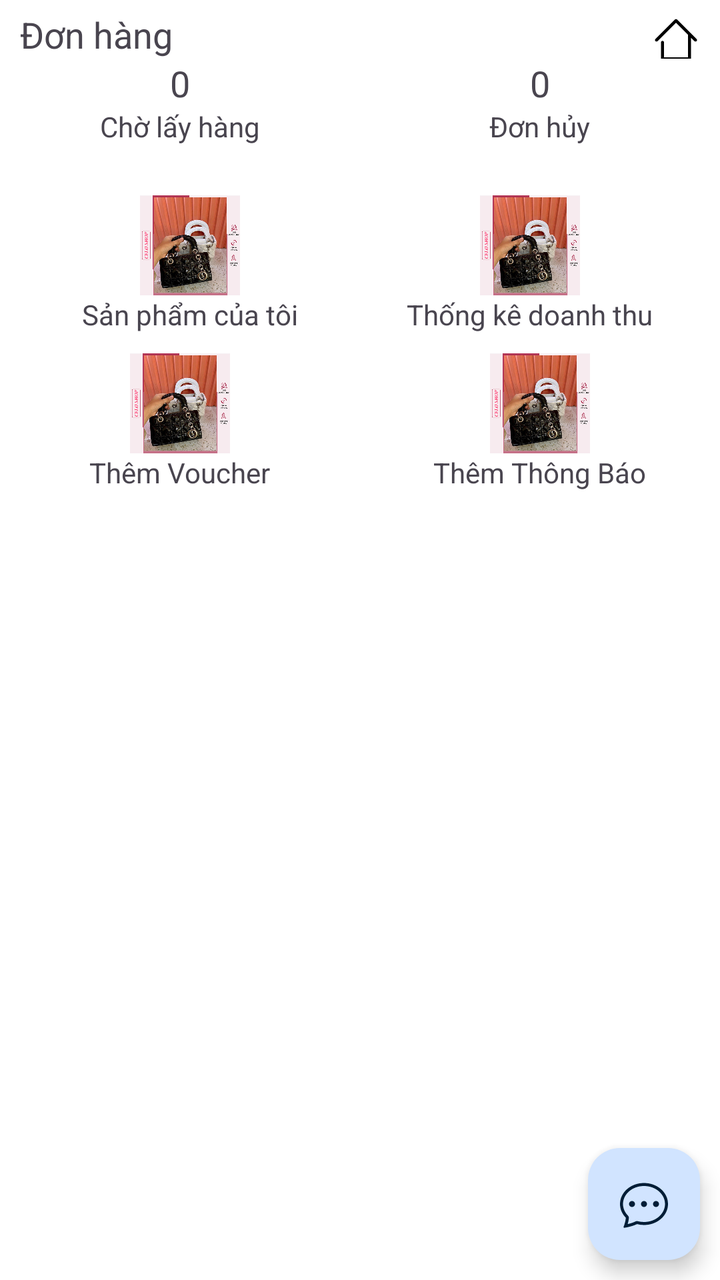
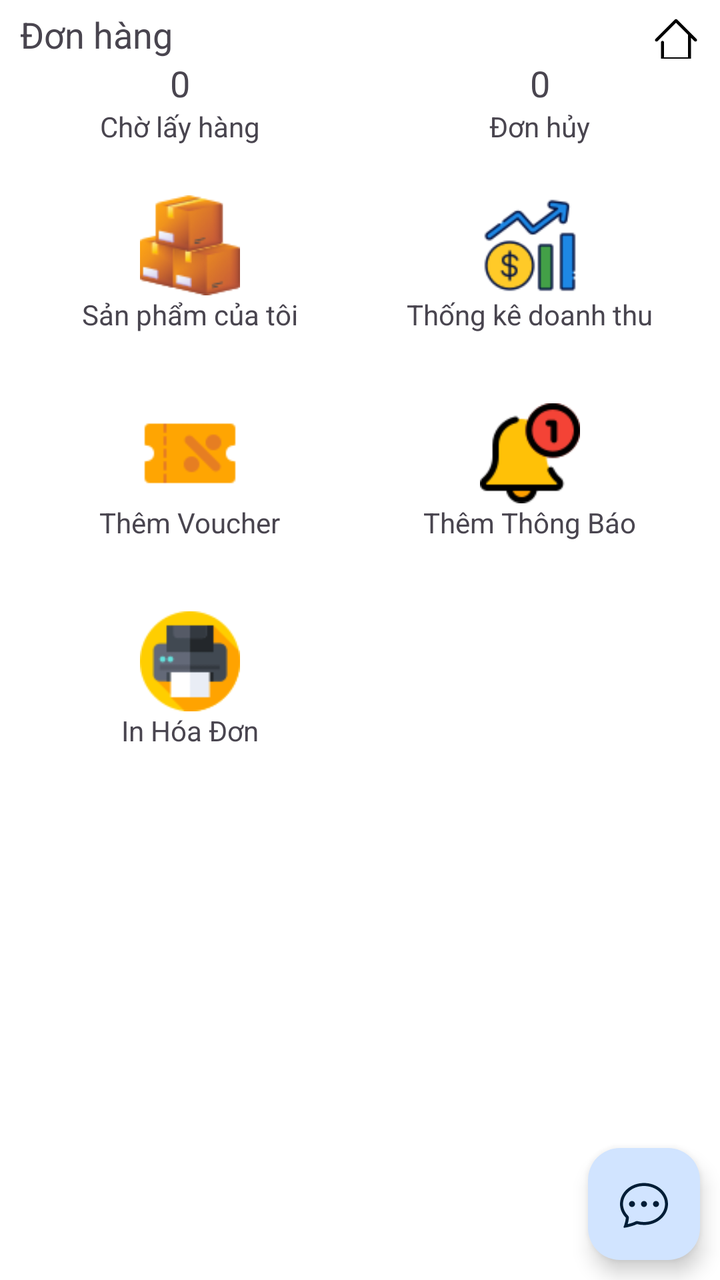

Screens rendered from an Android XML layout before and after an edit, with the pre-edit source and the edit as a unified diff.
<!-- AndroidManifest.xml: application theme Theme.Gas24h_7App -->
<!-- res/layout/activity_admin.xml -->
<?xml version="1.0" encoding="utf-8"?>
<androidx.constraintlayout.widget.ConstraintLayout xmlns:android="http://schemas.android.com/apk/res/android"
    xmlns:app="http://schemas.android.com/apk/res-auto"
    xmlns:tools="http://schemas.android.com/tools"
    android:layout_width="match_parent"
    android:layout_height="match_parent"
    android:orientation="vertical"
    tools:context=".admin.AdminActivity">

    <LinearLayout
        android:layout_width="match_parent"
        android:layout_height="wrap_content"
        android:orientation="vertical"
        app:layout_constraintEnd_toEndOf="parent"
        app:layout_constraintStart_toStartOf="parent"
        app:layout_constraintTop_toTopOf="parent">

        <LinearLayout
            android:layout_width="match_parent"
            android:layout_height="wrap_content"
            android:orientation="horizontal">

            <TextView
                android:layout_width="match_parent"
                android:layout_height="wrap_content"
                android:layout_marginStart="10dp"
                android:layout_marginTop="5dp"
                android:layout_weight="1"
                android:text="Đơn hàng"
                android:textSize="18sp" />

            <ImageView
                android:id="@+id/back_home"
                android:layout_width="24dp"
                android:layout_height="24dp"
                android:layout_gravity="center"
                android:layout_marginTop="5dp"
                android:layout_marginEnd="10dp"
                android:src="@drawable/ic_home" />

        </LinearLayout>

        <LinearLayout
            android:layout_width="match_parent"
            android:layout_height="wrap_content"
            android:orientation="horizontal">

            <LinearLayout
                android:id="@+id/linear_shipping"
                android:layout_width="match_parent"
                android:layout_height="wrap_content"
                android:layout_weight="1"
                android:orientation="vertical">
                >

                <TextView
                    android:id="@+id/tv_count_order_shipping"
                    android:layout_width="wrap_content"
                    android:layout_height="wrap_content"
                    android:layout_gravity="center"
                    android:text="0"
                    android:textSize="18sp" />

                <TextView
                    android:layout_width="wrap_content"
                    android:layout_height="wrap_content"
                    android:layout_gravity="center"
                    android:text="Chờ lấy hàng" />

            </LinearLayout>

            <LinearLayout
                android:id="@+id/linear_order_cancel"
                android:layout_width="match_parent"
                android:layout_height="wrap_content"
                android:layout_weight="1"
                android:orientation="vertical">
                >

                <TextView
                    android:id="@+id/tv_count_order_cancel"
                    android:layout_width="wrap_content"
                    android:layout_height="wrap_content"
                    android:layout_gravity="center"
                    android:text="0"
                    android:textSize="18sp" />

                <TextView
                    android:layout_width="wrap_content"
                    android:layout_height="wrap_content"
                    android:layout_gravity="center"
                    android:text="Đơn hủy" />
            </LinearLayout>
        </LinearLayout>

        <LinearLayout
            android:layout_width="match_parent"
            android:layout_height="wrap_content"
            android:layout_marginTop="15dp"
            android:orientation="horizontal"
            android:padding="10dp">

            <LinearLayout
                android:id="@+id/linear_all_product"
                android:layout_width="match_parent"
                android:layout_height="wrap_content"
                android:layout_weight="1"
                android:orientation="vertical">

                <ImageView
                    android:layout_width="50dp"
                    android:layout_height="50dp"
                    android:layout_gravity="center"
                    android:src="@drawable/test_image" />

                <TextView
                    android:layout_width="wrap_content"
                    android:layout_height="wrap_content"
                    android:layout_gravity="center"
                    android:text="Sản phẩm của tôi" />
            </LinearLayout>

            <LinearLayout
                android:id="@+id/linear_revenue_statistics"
                android:layout_width="match_parent"
                android:layout_height="wrap_content"
                android:layout_weight="1"
                android:orientation="vertical">

                <ImageView
                    android:layout_width="50dp"
                    android:layout_height="50dp"
                    android:layout_gravity="center"
                    android:src="@drawable/test_image" />

                <TextView
                    android:layout_width="wrap_content"
                    android:layout_height="wrap_content"
                    android:layout_gravity="center"
                    android:text="Thống kê doanh thu" />
            </LinearLayout>
        </LinearLayout>

        <LinearLayout
            android:layout_width="match_parent"
            android:layout_height="wrap_content"
            android:orientation="horizontal">

            <LinearLayout
                android:id="@+id/linear_add_voucher"
                android:layout_width="match_parent"
                android:layout_height="wrap_content"
                android:layout_weight="1"
                android:orientation="vertical">

                <ImageView
                    android:layout_width="50dp"
                    android:layout_height="50dp"
                    android:layout_gravity="center"
                    android:src="@drawable/test_image" />

                <TextView
                    android:layout_width="wrap_content"
                    android:layout_height="wrap_content"
                    android:layout_gravity="center"
                    android:text="Thêm Voucher" />
            </LinearLayout>

            <LinearLayout
                android:id="@+id/linear_notification"
                android:layout_width="match_parent"
                android:layout_height="wrap_content"
                android:layout_weight="1"
                android:orientation="vertical">

                <ImageView
                    android:layout_width="50dp"
                    android:layout_height="50dp"
                    android:layout_gravity="center"
                    android:src="@drawable/test_image" />

                <TextView
                    android:layout_width="wrap_content"
                    android:layout_height="wrap_content"
                    android:layout_gravity="center"
                    android:text="Thêm Thông Báo" />
            </LinearLayout>
        </LinearLayout>
    </LinearLayout>

    <com.google.android.material.floatingactionbutton.FloatingActionButton
        android:id="@+id/floatingActionButton_chat"
        android:layout_width="wrap_content"
        android:layout_height="wrap_content"
        android:layout_marginEnd="10dp"
        android:layout_marginBottom="10dp"
        android:clickable="false"
        app:layout_constraintBottom_toBottomOf="parent"
        app:layout_constraintEnd_toEndOf="parent"
        app:srcCompat="@drawable/ic_chat_dots" />

</androidx.constraintlayout.widget.ConstraintLayout>
<!-- resources referenced by this layout -->
<resources>
  <!-- drawable ic_chat_dots (drawable) -->
  <vector xmlns:android="http://schemas.android.com/apk/res/android"
      android:width="24dp"
      android:height="24dp"
      android:viewportWidth="16"
      android:viewportHeight="16">
    <path
        android:pathData="M5,8a1,1 0,1 1,-2 0,1 1,0 0,1 2,0m4,0a1,1 0,1 1,-2 0,1 1,0 0,1 2,0m3,1a1,1 0,1 0,0 -2,1 1,0 0,0 0,2"
        android:fillColor="@color/black"/>
    <path
        android:pathData="m2.165,15.803 l0.02,-0.004c1.83,-0.363 2.948,-0.842 3.468,-1.105A9,9 0,0 0,8 15c4.418,0 8,-3.134 8,-7s-3.582,-7 -8,-7 -8,3.134 -8,7c0,1.76 0.743,3.37 1.97,4.6a10.4,10.4 0,0 1,-0.524 2.318l-0.003,0.011a11,11 0,0 1,-0.244 0.637c-0.079,0.186 0.074,0.394 0.273,0.362a22,22 0,0 0,0.693 -0.125m0.8,-3.108a1,1 0,0 0,-0.287 -0.801C1.618,10.83 1,9.468 1,8c0,-3.192 3.004,-6 7,-6s7,2.808 7,6 -3.004,6 -7,6a8,8 0,0 1,-2.088 -0.272,1 1,0 0,0 -0.711,0.074c-0.387,0.196 -1.24,0.57 -2.634,0.893a11,11 0,0 0,0.398 -2"
        android:fillColor="@color/black"/>
  </vector>
  <!-- drawable ic_home (drawable) -->
  <vector xmlns:android="http://schemas.android.com/apk/res/android"
      android:width="32dp"
      android:height="32dp"
      android:viewportWidth="32"
      android:viewportHeight="32">
    <path
        android:fillColor="#FF000000"
        android:pathData="M29.707,15.793l-13,-13c-0.391,-0.391 -1.023,-0.391 -1.414,0l-13,13c-0.391,0.391 -0.391,1.023 0,1.414s1.023,0.391 1.414,0L16,4.914l8.014,8.014C24.013,12.953 24,12.975 24,13v15H8V18c0,-0.553 -0.448,-1 -1,-1s-1,0.447 -1,1v11c0,0.553 0.448,1 1,1h18c0.553,0 1,-0.447 1,-1V14.914l2.293,2.293C28.488,17.402 28.744,17.5 29,17.5s0.512,-0.098 0.707,-0.293C30.098,16.816 30.098,16.184 29.707,15.793z"/>
  </vector>
  <!-- drawable test_image: jpg bitmap (drawable, 353229 bytes) -->
  <style name="Theme.Gas24h_7App" parent="Base.Theme.Gas24h_7App" />
  <color name="black">#FF000000</color>
  <color name="md_theme_light_primary">@color/brand_blue</color>
  <color name="md_theme_light_onPrimary">#FFFFFF</color>
  <color name="md_theme_light_primaryContainer">#D1E4FF</color>
  <color name="md_theme_light_onPrimaryContainer">#001D36</color>
  <color name="md_theme_light_secondary">#0E5EAE</color>
  <color name="md_theme_light_onSecondary">#FFFFFF</color>
  <color name="md_theme_light_secondaryContainer">#D4E3FF</color>
  <color name="md_theme_light_onSecondaryContainer">#001B3D</color>
  <color name="md_theme_light_tertiary">#3498DB</color>
  <color name="md_theme_light_onTertiary">#FFFFFF</color>
  <color name="md_theme_light_tertiaryContainer">#D1E4FF</color>
  <color name="md_theme_light_onTertiaryContainer">#001D36</color>
  <color name="md_theme_light_error">#BA1A1A</color>
  <color name="md_theme_light_errorContainer">#FFDAD6</color>
  <color name="md_theme_light_onError">#FFFFFF</color>
  <color name="md_theme_light_onErrorContainer">#410002</color>
  <color name="md_theme_light_background">#FFFFFF</color>
  <color name="md_theme_light_onBackground">#1A1C1E</color>
  <color name="md_theme_light_surface">#F8F9FF</color>
  <color name="md_theme_light_onSurface">#1A1C1E</color>
  <color name="md_theme_light_surfaceVariant">#E1E2EC</color>
  <color name="md_theme_light_onSurfaceVariant">#44474F</color>
  <color name="md_theme_light_outline">#74777F</color>
  <color name="md_theme_light_inverseOnSurface">#F2F0F4</color>
  <color name="md_theme_light_inverseSurface">#2F3033</color>
  <color name="md_theme_light_surfaceTint">@color/brand_blue</color>
  <color name="md_theme_light_inversePrimary">#9ECAFF</color>
  <color name="brand_blue">#0066CC</color>
  <!-- unchanged entries left out for length: 1 -->
</resources>

<!-- the commit's change to res/layout/activity_admin.xml (unified diff, before → after) -->
@@ -111,7 +111,7 @@
                     android:layout_width="50dp"
                     android:layout_height="50dp"
                     android:layout_gravity="center"
-                    android:src="@drawable/test_image" />
+                    android:src="@drawable/products" />
 
                 <TextView
                     android:layout_width="wrap_content"
@@ -131,7 +131,7 @@
                     android:layout_width="50dp"
                     android:layout_height="50dp"
                     android:layout_gravity="center"
-                    android:src="@drawable/test_image" />
+                    android:src="@drawable/profit" />
 
                 <TextView
                     android:layout_width="wrap_content"
@@ -144,7 +144,9 @@
         <LinearLayout
             android:layout_width="match_parent"
             android:layout_height="wrap_content"
-            android:orientation="horizontal">
+            android:layout_marginTop="15dp"
+            android:orientation="horizontal"
+            android:padding="10dp">
 
             <LinearLayout
                 android:id="@+id/linear_add_voucher"
@@ -157,7 +159,7 @@
                     android:layout_width="50dp"
                     android:layout_height="50dp"
                     android:layout_gravity="center"
-                    android:src="@drawable/test_image" />
+                    android:src="@drawable/vouchers" />
 
                 <TextView
                     android:layout_width="wrap_content"
@@ -177,13 +179,60 @@
                     android:layout_width="50dp"
                     android:layout_height="50dp"
                     android:layout_gravity="center"
-                    android:src="@drawable/test_image" />
+                    android:src="@drawable/active"
+                    />
 
                 <TextView
                     android:layout_width="wrap_content"
                     android:layout_height="wrap_content"
                     android:layout_gravity="center"
                     android:text="Thêm Thông Báo" />
+            </LinearLayout>
+        </LinearLayout>
+        <LinearLayout
+            android:layout_width="match_parent"
+            android:layout_height="wrap_content"
+            android:layout_marginTop="15dp"
+            android:orientation="horizontal"
+            android:padding="10dp">
+
+            <LinearLayout
+                android:id="@+id/linear_print_order"
+                android:layout_width="match_parent"
+                android:layout_height="wrap_content"
+                android:layout_weight="1"
+                android:orientation="vertical">
+
+                <ImageView
+                    android:layout_width="50dp"
+                    android:layout_height="50dp"
+                    android:layout_gravity="center"
+                    android:src="@drawable/printer" />
+
+                <TextView
+                    android:layout_width="wrap_content"
+                    android:layout_height="wrap_content"
+                    android:layout_gravity="center"
+                    android:text="In Hóa Đơn" />
+            </LinearLayout>
+
+            <LinearLayout
+                android:layout_width="match_parent"
+                android:layout_height="wrap_content"
+                android:layout_weight="1"
+                android:orientation="vertical">
+
+                <ImageView
+                    android:layout_width="50dp"
+                    android:layout_height="50dp"
+                    android:layout_gravity="center"
+                    />
+
+                <TextView
+                    android:layout_width="wrap_content"
+                    android:layout_height="wrap_content"
+                    android:layout_gravity="center"
+                    />
             </LinearLayout>
         </LinearLayout>
     </LinearLayout>
<!-- resource entries referenced after the edit -->
@@ -1,5 +1,6 @@
 <!-- resources referenced by this layout -->
 <resources>
+  <!-- drawable active: png bitmap (drawable, 2747 bytes) -->
   <!-- drawable ic_chat_dots (drawable) -->
   <vector xmlns:android="http://schemas.android.com/apk/res/android"
       android:width="24dp"
@@ -23,7 +24,10 @@
         android:fillColor="#FF000000"
         android:pathData="M29.707,15.793l-13,-13c-0.391,-0.391 -1.023,-0.391 -1.414,0l-13,13c-0.391,0.391 -0.391,1.023 0,1.414s1.023,0.391 1.414,0L16,4.914l8.014,8.014C24.013,12.953 24,12.975 24,13v15H8V18c0,-0.553 -0.448,-1 -1,-1s-1,0.447 -1,1v11c0,0.553 0.448,1 1,1h18c0.553,0 1,-0.447 1,-1V14.914l2.293,2.293C28.488,17.402 28.744,17.5 29,17.5s0.512,-0.098 0.707,-0.293C30.098,16.816 30.098,16.184 29.707,15.793z"/>
   </vector>
-  <!-- drawable test_image: jpg bitmap (drawable, 353229 bytes) -->
+  <!-- drawable printer: png bitmap (drawable, 2215 bytes) -->
+  <!-- drawable products: png bitmap (drawable, 5098 bytes) -->
+  <!-- drawable profit: png bitmap (drawable, 3791 bytes) -->
+  <!-- drawable vouchers: png bitmap (drawable, 1153 bytes) -->
   <style name="Theme.Gas24h_7App" parent="Base.Theme.Gas24h_7App" />
   <color name="black">#FF000000</color>
   <color name="md_theme_light_primary">@color/brand_blue</color>
